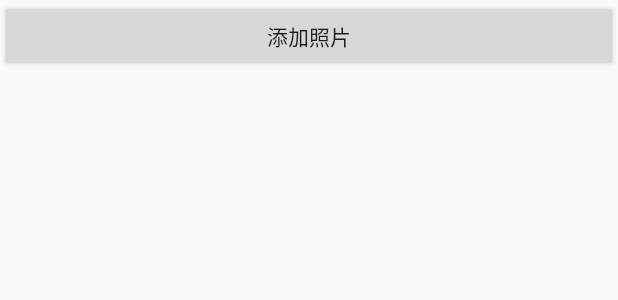
After one commit to monkeycf/fun-job-android, an Android app: the layout activity_picture.xml on its own in the app's theme, with its tools: preview values and no code run, on a phone screen of 412 x 824 dp. The commit adds this screen. Shown: the top 300 px of the screen. Run offline under Robolectric (Android 15) with nearby library versions, the phone set to English and light mode, and no system bars.

```diff
--- a/app/build.gradle
+++ b/app/build.gradle
@@ -16,6 +16,12 @@ android {
             minifyEnabled false
             proguardFiles getDefaultProguardFile('proguard-android-optimize.txt'), 'proguard-rules.pro'
         }
+    }
+
+    compileOptions {
+        // 使用Java1.8（为lambda，匿名函数引入）
+        sourceCompatibility JavaVersion.VERSION_1_8
+        targetCompatibility JavaVersion.VERSION_1_8
     }
 }
 
--- a/app/src/main/AndroidManifest.xml
+++ b/app/src/main/AndroidManifest.xml
@@ -11,6 +11,8 @@
         android:roundIcon="@mipmap/ic_launcher_round"
         android:supportsRtl="true"
         android:theme="@style/AppTheme">
+<!--        <activity android:name=".view.note.SelectImageActivity"></activity>-->
+<!--        <activity android:name=".view.note.pictureActivity" />-->
         <activity android:name=".view.index.IndexActivity">
             <intent-filter>
                 <action android:name="android.intent.action.MAIN" />
@@ -19,9 +21,7 @@
             </intent-filter>
         </activity>
         <activity android:name=".view.index.pages.TopicFragment" />
-        <activity android:name=".view.note.NoteCreateActivity">
-
-        </activity>
+        <activity android:name=".view.note.NoteCreateActivity" />
         <activity android:name=".WriteNoteActivity" />
         <activity android:name=".MainActivity" />
     </application>
--- /dev/null
+++ b/app/src/main/res/layout/activity_picture.xml
@@ -0,0 +1,17 @@
+<?xml version="1.0" encoding="utf-8"?>
+<LinearLayout xmlns:android="http://schemas.android.com/apk/res/android"
+    android:layout_width="match_parent"
+    android:layout_height="match_parent"
+    android:orientation="vertical">
+
+    <Button
+        android:id="@+id/btn_select_add_picture"
+        android:layout_width="match_parent"
+        android:layout_height="wrap_content"
+        android:text="添加照片" />
+
+    <androidx.recyclerview.widget.RecyclerView
+        android:id="@+id/rv_select_show_picture"
+        android:layout_width="match_parent"
+        android:layout_height="match_parent" />
+</LinearLayout>
--- a/app/src/main/res/values/colors.xml
+++ b/app/src/main/res/values/colors.xml
@@ -3,4 +3,6 @@
     <color name="colorPrimary">#008577</color>
     <color name="colorPrimaryDark">#00574B</color>
     <color name="colorAccent">#D81B60</color>
+    <color name="colorWhite">#ffffff</color>
+    <color name="colorBlack">#000000</color>
 </resources>
--- a/app/src/main/res/values/strings.xml
+++ b/app/src/main/res/values/strings.xml
@@ -2,4 +2,5 @@
     <string name="app_name">FunJob Application</string>
     <string name="note_write_hint">写点笔记吧</string>
     <string name="note_preview_title">预览</string>
+    <string name="note_create_back">返回</string>
 </resources>
```
Also changed, not shown: app/src/main/java/csr/dmt/zust/edu/cn/funjobapplication/WriteNoteActivity.java (+6 -7 lines), app/src/main/res/layout/activity_select_image.xml (added, +70 -0 lines).
